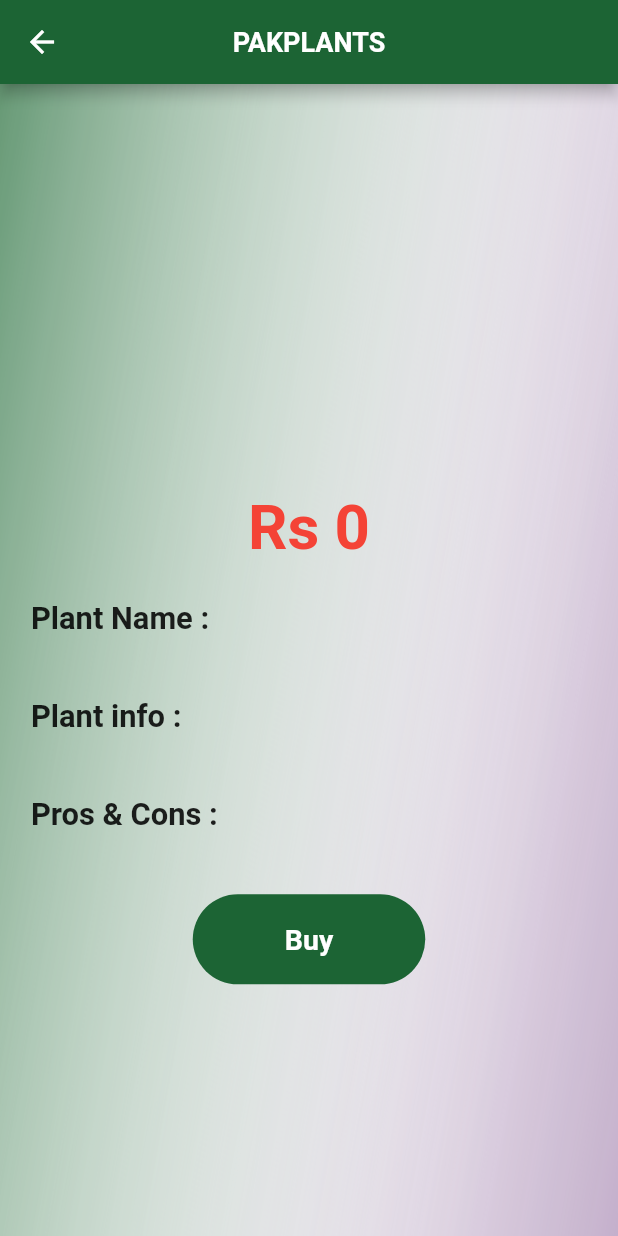
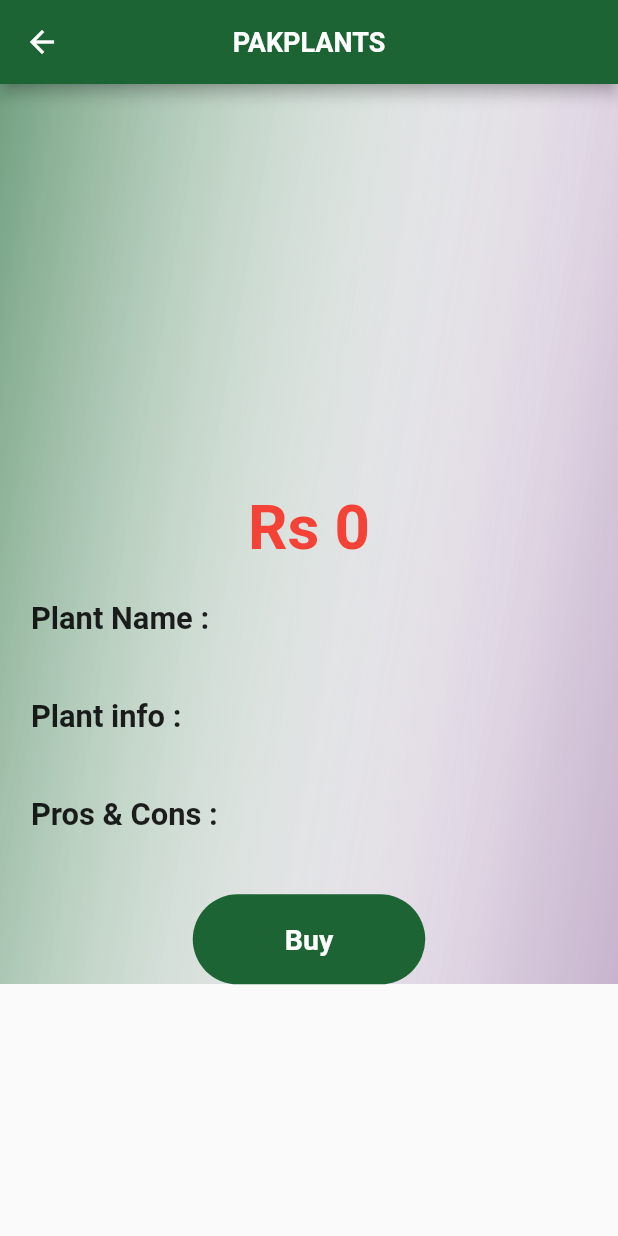
Before and after one commit to owaisalimemon/pakplants_fyp, a Flutter app: the Plantinfoforsale_screen screen opened directly with empty values, on a phone screen of 412 x 824 dp. Run offline on Flutter 3.47's test engine with Material 2 defaults, Android fonts, the phone set to English and light mode, and no system bars; drawn by our look-alikes of flutter_image_slideshow; our stand-ins replace animated_bottom_navigation_bar, cloud_firestore, firebase_auth, firebase_core, firebase_storage, flutter_riverpod and 3 more; missing offline and left inert: ars_dialog, dart:ffi; accounts and stored records are empty.

Commit message:
Final Data

```diff
--- a/lib/Screens/plantinfoforsale.dart
+++ b/lib/Screens/plantinfoforsale.dart
@@ -55,7 +55,6 @@ class _Plantinfoforsale_screenState extends State<Plantinfoforsale_screen> {
       // bottomNavigationBar: BottomNav(),
       body: SingleChildScrollView(
         child: Container(
-            height: height,
             width: width,
             decoration: BoxDecoration(
               image: DecorationImage(
```
